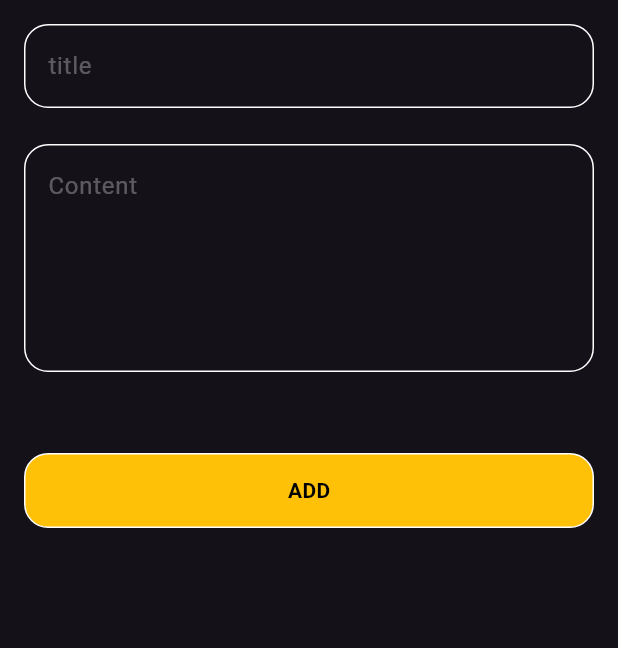
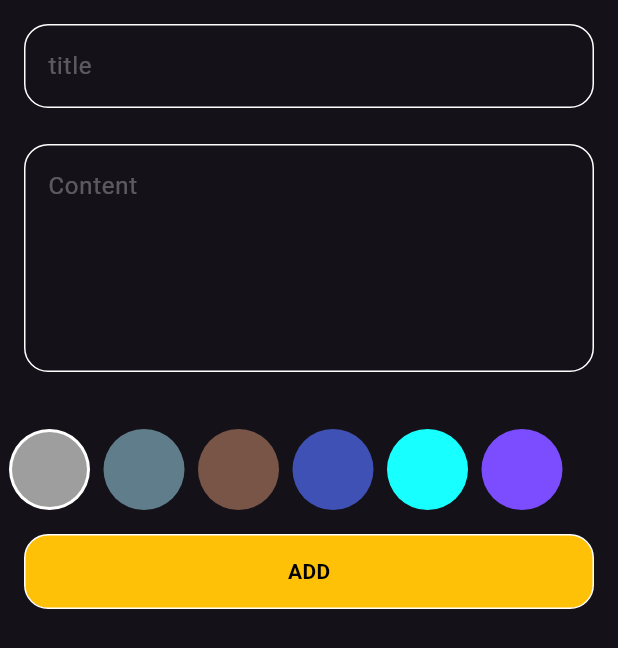
Before and after one commit to Ma7moudEmadeldin/note__App, a Flutter app: what addNoteForm() shows on an empty page, opened directly, on a phone screen of 412 x 824 dp. Shown: the top 648 px of the screen. Run offline on Flutter 3.47's test engine with Material 3 defaults, Android fonts, the phone set to English and light mode, and no system bars; our stand-ins replace bloc, flutter_bloc, hive, hive_flutter; accounts and stored records are empty; generated files the repository leaves out were written again; statements that could not run were skipped.

Commit message:
create colors listview

```diff
--- a/lib/views/addnote_Items.dart
+++ b/lib/views/addnote_Items.dart
@@ -4,6 +4,7 @@ import 'package:intl/intl.dart';
 import 'package:noteapp/cubit/addNoteCubit/addNotecubit.dart';
 import 'package:noteapp/model/note_Model.dart';
 import 'package:noteapp/views/addButton.dart';
+import 'package:noteapp/views/colors_ListView.dart';
 import 'package:noteapp/views/textField.dart';
 
 class addNoteForm extends StatefulWidget {
@@ -19,7 +20,7 @@ class _addNoteFormState extends State<addNoteForm> {
   final GlobalKey<FormState> formKey = GlobalKey();
   AutovalidateMode autovalidateMode = AutovalidateMode.disabled;
 
-  String? title, subtitle ,  date;
+  String? title, subtitle, date;
   @override
   Widget build(BuildContext context) {
     return Form(
@@ -43,21 +44,18 @@ class _addNoteFormState extends State<addNoteForm> {
           SizedBox(
             height: 30,
           ),
+          colorListView(),
           BlocBuilder<addNotesCubit, NoteCubitState>(
             builder: (context, state) {
-
               return add_Button_Widget(
-
-                isLoading:state is addNoteLoading ? true: false,
+                isLoading: state is addNoteLoading ? true : false,
                 onTap: () {
                   if (formKey.currentState!.validate()) {
                     formKey.currentState!.save();
                     var currentDate = DateTime.now();
                     var formateDate = DateFormat.Hm().format(currentDate);
                     var Note_Model = note_Model(
-                        title: title!,
-                        subtitle: subtitle!,
-                        date: formateDate);
+                        title: title!, subtitle: subtitle!, date: formateDate);
                     BlocProvider.of<addNotesCubit>(context).addNote(Note_Model);
                   } else {
                     autovalidateMode = AutovalidateMode.always;
--- /dev/null
+++ b/lib/views/colors_ListView.dart
@@ -0,0 +1,64 @@
+import 'package:flutter/material.dart';
+
+class colorItem extends StatelessWidget {
+  const colorItem({super.key, required this.isActivated , required this.color});
+  final bool isActivated;
+  final Color color ;
+  @override
+  Widget build(BuildContext context) {
+    return isActivated
+        ? CircleAvatar(
+            backgroundColor: Colors.white,
+            radius: 27,
+            child: CircleAvatar(
+              radius: 25,
+              backgroundColor: color,
+            ),
+          )
+        : CircleAvatar(
+            radius: 27,
+            backgroundColor: color,
+          );
+  }
+}
+
+class colorListView extends StatefulWidget {
+  const colorListView({super.key});
+
+  @override
+  State<colorListView> createState() => _colorListViewState();
+}
+
+class _colorListViewState extends State<colorListView> {
+  int currentIndex = 0;
+  List<Color> COLOR = [
+    Colors.grey,
+    Colors.blueGrey,
+    Colors.brown,
+    Colors.indigo,
+    Colors.cyanAccent,
+    Colors.deepPurpleAccent
+  ];
+  @override
+  Widget build(BuildContext context) {
+    return SizedBox(
+      height: 27 * 2,
+      child: ListView.builder(
+        itemCount: COLOR.length,
+        scrollDirection: Axis.horizontal,
+        itemBuilder: (context, index) {
+          return Padding(
+              padding: EdgeInsets.only(left: 6, right: 3),
+              child: GestureDetector(
+                  onTap: () {
+                    currentIndex = index;
+                    setState(() {});
+                  },
+                  child: colorItem(color: COLOR[index],
+                    isActivated: currentIndex == index,
+                  )));
+        },
+      ),
+    );
+  }
+}
```
Also changed, not shown: lib/views/custom_Appbar.dart (+33 -2 lines), lib/views/top_widget.dart (+8 -8 lines).
